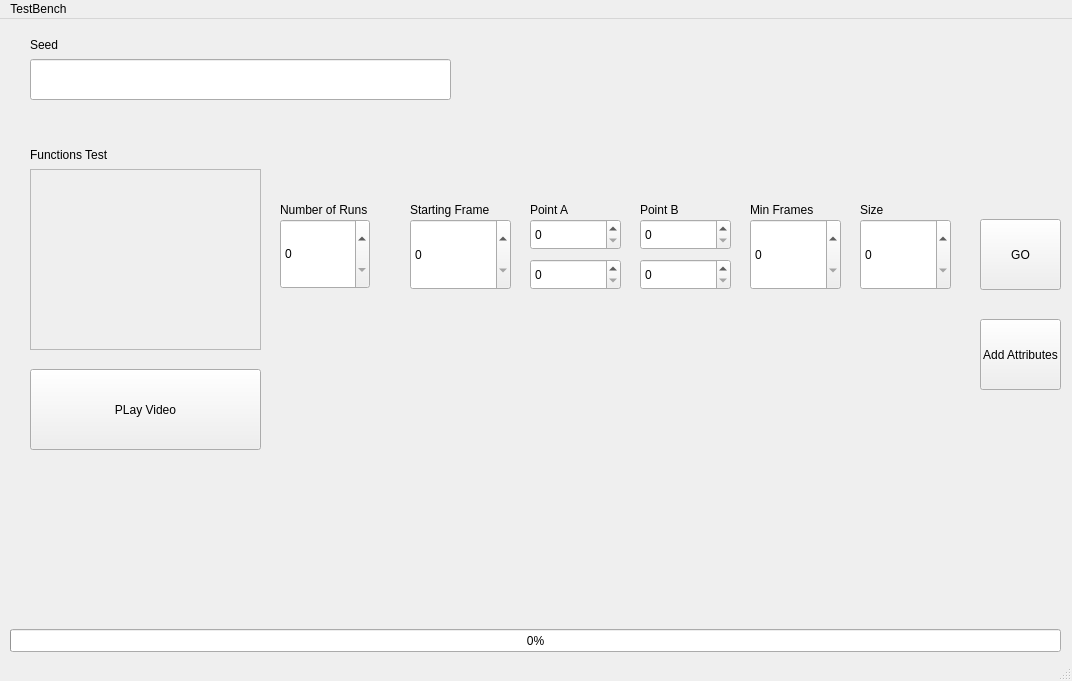
X-Trust/Euphoria, file testbench.ui: the form before one commit.
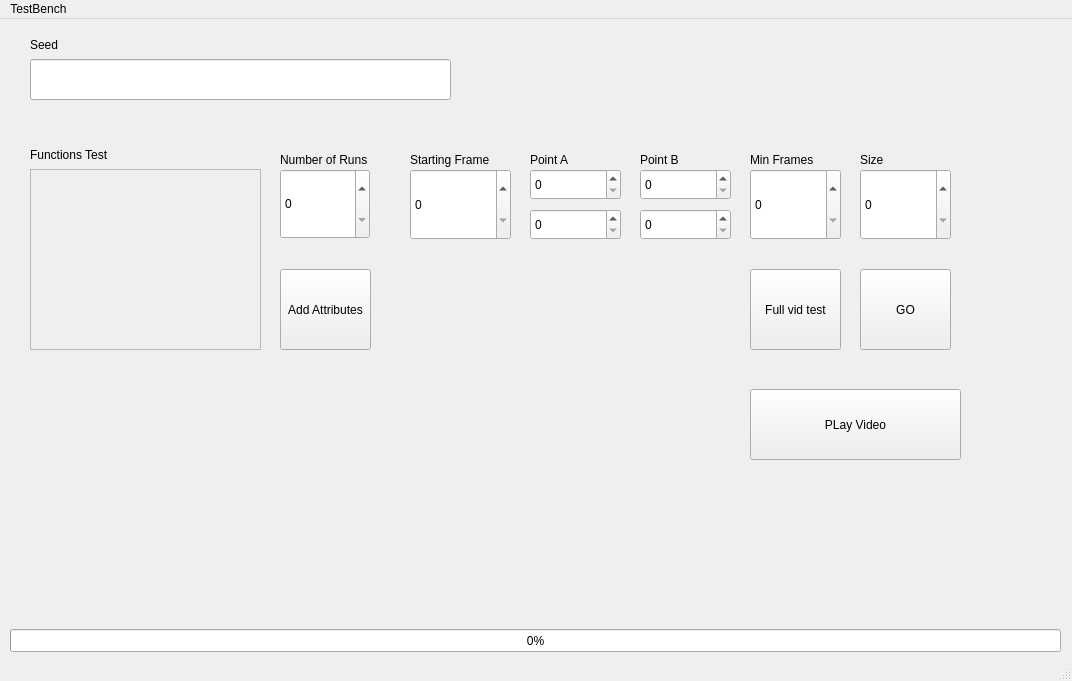
The form after the commit.

What changed in the file:
```diff
--- a/testbench.ui
+++ b/testbench.ui
@@ -34,7 +34,7 @@
     <property name="geometry">
      <rect>
       <x>410</x>
-      <y>200</y>
+      <y>150</y>
       <width>101</width>
       <height>71</height>
      </rect>
@@ -50,7 +50,7 @@
     <property name="geometry">
      <rect>
       <x>750</x>
-      <y>200</y>
+      <y>150</y>
       <width>91</width>
       <height>71</height>
      </rect>
@@ -66,7 +66,7 @@
     <property name="geometry">
      <rect>
       <x>860</x>
-      <y>200</y>
+      <y>150</y>
       <width>91</width>
       <height>71</height>
      </rect>
@@ -82,7 +82,7 @@
     <property name="geometry">
      <rect>
       <x>530</x>
-      <y>200</y>
+      <y>150</y>
       <width>91</width>
       <height>31</height>
      </rect>
@@ -98,7 +98,7 @@
     <property name="geometry">
      <rect>
       <x>530</x>
-      <y>240</y>
+      <y>190</y>
       <width>91</width>
       <height>31</height>
      </rect>
@@ -114,7 +114,7 @@
     <property name="geometry">
      <rect>
       <x>640</x>
-      <y>200</y>
+      <y>150</y>
       <width>91</width>
       <height>31</height>
      </rect>
@@ -130,7 +130,7 @@
     <property name="geometry">
      <rect>
       <x>640</x>
-      <y>240</y>
+      <y>190</y>
       <width>91</width>
       <height>31</height>
      </rect>
@@ -145,10 +145,10 @@
    <widget class="QPushButton" name="pushButton">
     <property name="geometry">
      <rect>
-      <x>980</x>
-      <y>200</y>
-      <width>81</width>
-      <height>71</height>
+      <x>860</x>
+      <y>250</y>
+      <width>91</width>
+      <height>81</height>
      </rect>
     </property>
     <property name="text">
@@ -172,7 +172,7 @@
     <property name="geometry">
      <rect>
       <x>410</x>
-      <y>180</y>
+      <y>130</y>
       <width>111</width>
       <height>21</height>
      </rect>
@@ -188,7 +188,7 @@
     <property name="geometry">
      <rect>
       <x>530</x>
-      <y>180</y>
+      <y>130</y>
       <width>111</width>
       <height>21</height>
      </rect>
@@ -204,7 +204,7 @@
     <property name="geometry">
      <rect>
       <x>640</x>
-      <y>180</y>
+      <y>130</y>
       <width>111</width>
       <height>21</height>
      </rect>
@@ -220,7 +220,7 @@
     <property name="geometry">
      <rect>
       <x>750</x>
-      <y>180</y>
+      <y>130</y>
       <width>111</width>
       <height>21</height>
      </rect>
@@ -236,7 +236,7 @@
     <property name="geometry">
      <rect>
       <x>860</x>
-      <y>180</y>
+      <y>130</y>
       <width>111</width>
       <height>21</height>
      </rect>
@@ -252,7 +252,7 @@
     <property name="geometry">
      <rect>
       <x>280</x>
-      <y>180</y>
+      <y>130</y>
       <width>121</width>
       <height>21</height>
      </rect>
@@ -268,7 +268,7 @@
     <property name="geometry">
      <rect>
       <x>280</x>
-      <y>200</y>
+      <y>150</y>
       <width>90</width>
       <height>70</height>
      </rect>
@@ -325,10 +325,10 @@
    <widget class="QPushButton" name="playVideo">
     <property name="geometry">
      <rect>
-      <x>30</x>
-      <y>350</y>
-      <width>231</width>
-      <height>81</height>
+      <x>750</x>
+      <y>370</y>
+      <width>211</width>
+      <height>71</height>
      </rect>
     </property>
     <property name="text">
@@ -338,10 +338,10 @@
    <widget class="QPushButton" name="pushButton_2">
     <property name="geometry">
      <rect>
-      <x>980</x>
-      <y>300</y>
-      <width>81</width>
-      <height>71</height>
+      <x>280</x>
+      <y>250</y>
+      <width>91</width>
+      <height>81</height>
      </rect>
     </property>
     <property name="text">
@@ -367,6 +367,19 @@
      <number>0</number>
     </property>
    </widget>
+   <widget class="QPushButton" name="fullTest">
+    <property name="geometry">
+     <rect>
+      <x>750</x>
+      <y>250</y>
+      <width>91</width>
+      <height>81</height>
+     </rect>
+    </property>
+    <property name="text">
+     <string>Full vid test</string>
+    </property>
+   </widget>
   </widget>
   <widget class="QMenuBar" name="menubar">
    <property name="geometry">
```
